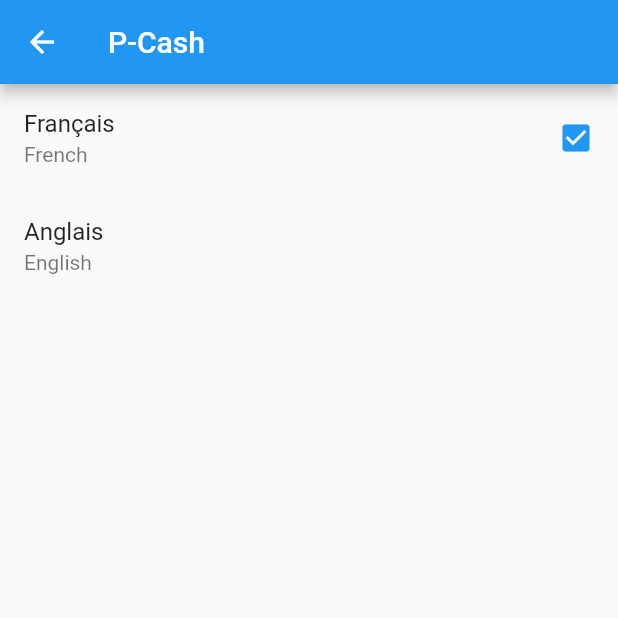
After one commit to chapdel/pcash-ui, a Flutter app: the SettingsHomeScreen screen opened directly, after a tap on "Langues", on a phone screen of 412 x 824 dp, the top half of it. The commit adds this screen. Run offline on Flutter 3.47's test engine with Material 2 defaults, Android fonts, the light colour scheme and no system bars; our stand-ins replace pin_code_text_field, timeline_tile; missing offline and left inert: flutter_barcode_scanner.

Commit message:
Add language setting screen

```diff
--- a/lib/widgets/seetings/home.dart
+++ b/lib/widgets/seetings/home.dart
@@ -1,4 +1,5 @@
 import 'package:flutter/material.dart';
+import 'package:pcash_ui/widgets/seetings/language_setting.dart';
 
 class SettingsHomeScreen extends StatefulWidget {
   const SettingsHomeScreen({ Key? key }) : super(key: key);
@@ -41,7 +42,13 @@ class _SettingsHomeScreenState extends State<SettingsHomeScreen> {
             ),
             ListTile(
               leading: Icon(Icons.language),
-              title: Text("Langues")
+              title: Text("Langues"),
+              onTap: () =>  Navigator.push(
+                    context,
+                    MaterialPageRoute(builder: (context) {
+                        return LanguageSettingScreen();
+                    }),
+                    ),
             ),
             ListTile(
               leading: Icon(Icons.person_add),
--- /dev/null
+++ b/lib/widgets/seetings/language_setting.dart
@@ -0,0 +1,47 @@
+import 'package:flutter/material.dart';
+import 'package:pcash_ui/config.dart';
+
+class LanguageSettingScreen extends StatefulWidget {
+  const LanguageSettingScreen({Key? key}) : super(key: key);
+
+  @override
+  _LanguageSettingScreenState createState() => _LanguageSettingScreenState();
+}
+
+class _LanguageSettingScreenState extends State<LanguageSettingScreen> {
+  String _currentLanguage = "fr";
+  @override
+  Widget build(BuildContext context) {
+    return Scaffold(
+      appBar: AppBar(
+        title: Text('P-Cash'),
+      ),
+      body: SingleChildScrollView(
+        child: Column(
+          children: [
+            ListTile(
+              title: Text("Français"),
+              subtitle: Text("French"),
+              trailing: _currentLanguage == "fr"? Icon(Icons.check_box, color: Config.primaryColor,): null,
+              onTap: () {
+                setState(() {
+                  _currentLanguage = "fr";
+                });
+              },
+            ),
+            ListTile(
+              title: Text("Anglais"),
+              subtitle: Text("English"),
+              trailing: _currentLanguage == "en"? Icon(Icons.check_box, color: Config.primaryColor,): null,
+              onTap: () {
+                setState(() {
+                  _currentLanguage = "en";
+                });
+              },
+            ),
+          ],
+        ),
+      ),
+    );
+  }
+}
```
